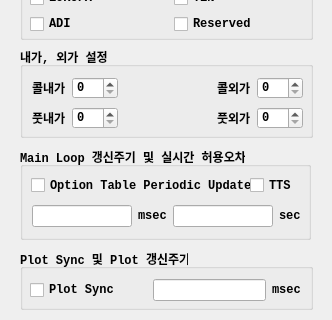
Old version of the form UI/realtimeitem.ui in the repository skygoldfish/SkyBot; both pictures show x 0 to 332 and y 561 to 881 of the 332 by 881 pixel window.
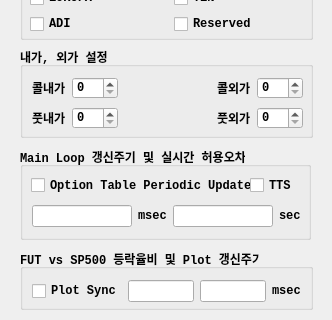
New version of the form.

Commit message: 소스정리

The edit to the form file:
```diff
--- a/UI/realtimeitem.ui
+++ b/UI/realtimeitem.ui
@@ -443,14 +443,14 @@
     </font>
    </property>
    <property name="title">
-    <string>Plot Sync 및 Plot 갱신주기</string>
+    <string>FUT vs SP500 등락율비 및 Plot 갱신주기</string>
    </property>
-   <widget class="QWidget" name="layoutWidget">
+   <widget class="QWidget" name="">
     <property name="geometry">
      <rect>
-      <x>10</x>
-      <y>30</y>
-      <width>271</width>
+      <x>12</x>
+      <y>31</y>
+      <width>269</width>
       <height>22</height>
      </rect>
     </property>
@@ -469,12 +469,19 @@
        </property>
        <property name="sizeHint" stdset="0">
         <size>
-         <width>40</width>
-         <height>20</height>
+         <width>13</width>
+         <height>17</height>
         </size>
        </property>
       </spacer>
      </item>
+     <item>
+      <widget class="QLineEdit" name="lineEdit_drate_ratio">
+       <property name="alignment">
+        <set>Qt::AlignRight|Qt::AlignTrailing|Qt::AlignVCenter</set>
+       </property>
+      </widget>
+     </item>
      <item>
       <widget class="QLineEdit" name="lineEdit_plot">
        <property name="alignment">
```
The commit also changes 2 other files.
